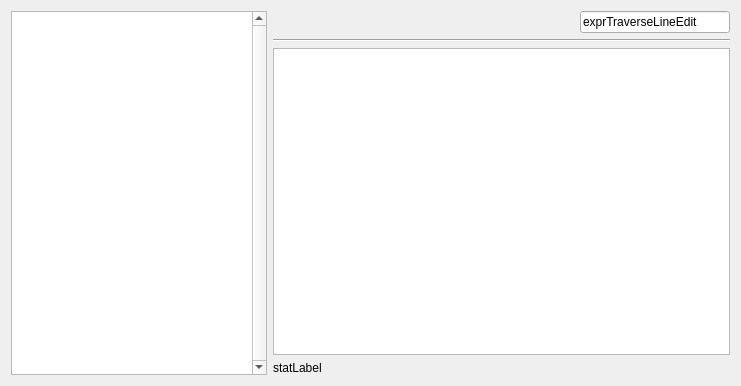
Above: src/gui/GeneralTreeEditor.ui from xushengj/PrepPipe before the change. Below: the same form after it.
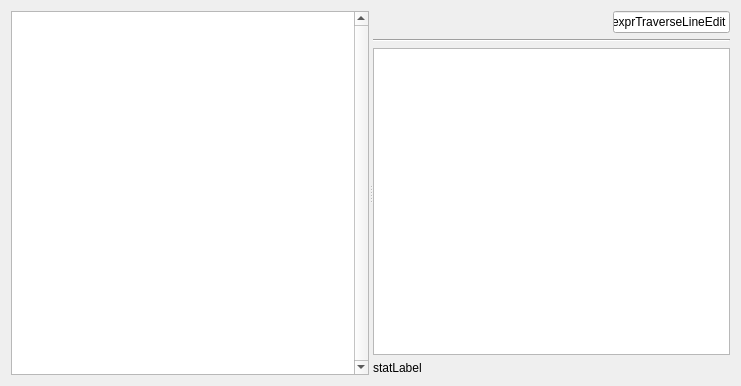
That is the form after the change. Custom widgets are drawn as their Qt base class.

Commit message: Added basic viewing support for GeneralTree

```diff
--- a/src/gui/GeneralTreeEditor.ui
+++ b/src/gui/GeneralTreeEditor.ui
@@ -13,9 +13,13 @@
   <property name="windowTitle">
    <string>Form</string>
   </property>
-  <layout class="QHBoxLayout" name="horizontalLayout_2" stretch="0,0">
+  <layout class="QVBoxLayout" name="verticalLayout_2">
    <item>
-    <widget class="QTreeWidget" name="nodeTreeWidget">
+    <widget class="QSplitter" name="splitter">
+     <property name="orientation">
+      <enum>Qt::Horizontal</enum>
+     </property>
+     <widget class="QTreeView" name="treeView">
      <property name="sizePolicy">
       <sizepolicy hsizetype="Fixed" vsizetype="Expanding">
        <horstretch>0</horstretch>
@@ -28,17 +32,11 @@
      <property name="alternatingRowColors">
       <bool>true</bool>
      </property>
-     <attribute name="headerVisible">
-      <bool>false</bool>
-     </attribute>
-     <column>
-      <property name="text">
-       <string notr="true">1</string>
-      </property>
-     </column>
-    </widget>
-   </item>
-   <item>
+      <attribute name="headerDefaultSectionSize">
+       <number>35</number>
+      </attribute>
+     </widget>
+     <widget class="QWidget" name="">
     <layout class="QVBoxLayout" name="verticalLayout">
      <item>
       <layout class="QHBoxLayout" name="horizontalLayout">
@@ -82,7 +80,7 @@
       </widget>
      </item>
      <item>
-      <widget class="QTableWidget" name="tableWidget"/>
+        <widget class="QTableView" name="nodeTableView"/>
      </item>
      <item>
       <widget class="QLabel" name="statLabel">
@@ -92,6 +90,8 @@
       </widget>
      </item>
     </layout>
+     </widget>
+    </widget>
    </item>
   </layout>
  </widget>
```
Lines whose indentation alone changed are shown as unchanged. The commit also changes 4 other files.
